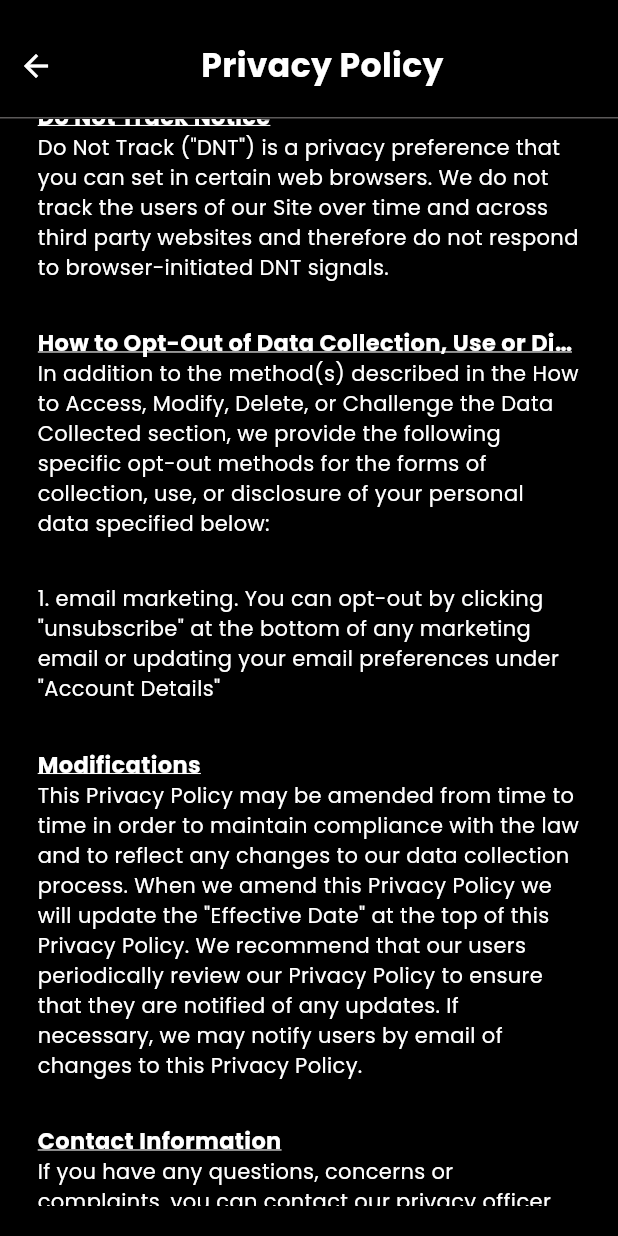
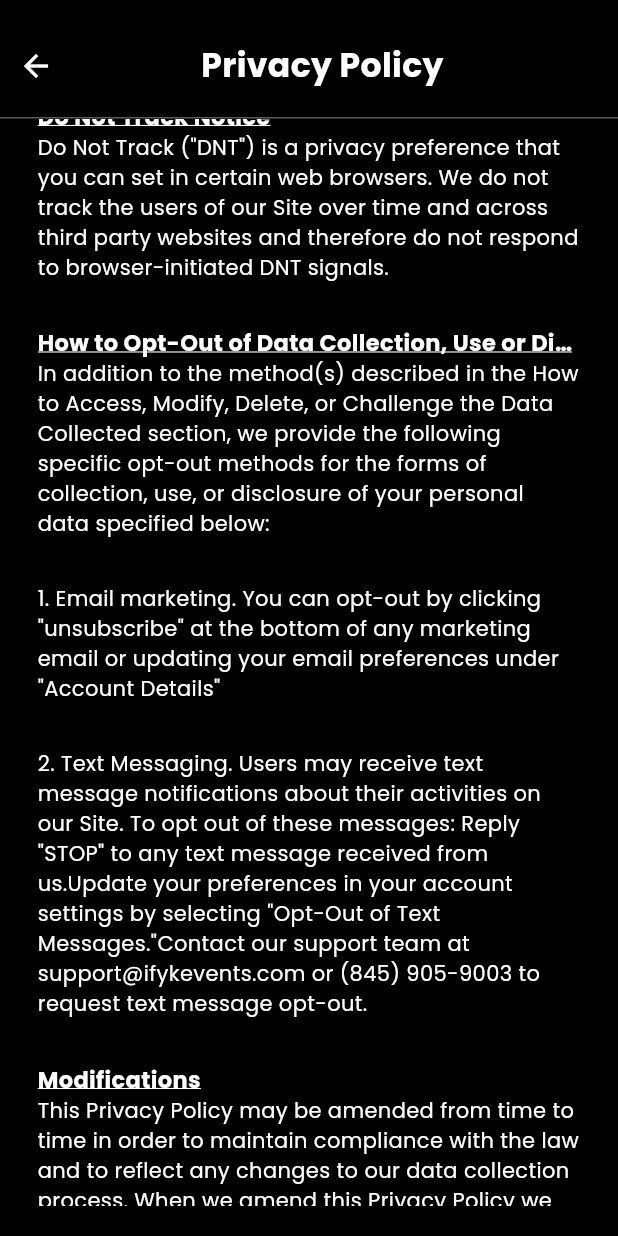
Before and after one commit to fahadperwani/ifyk-landing, a Flutter app: the PrivacyPolicyPage screen opened by its route, scrolled down 3456 dp, on a phone screen of 412 x 824 dp. Run offline on Flutter 3.47's test engine with Material 3 defaults, Android fonts, the light colour scheme and no system bars; our stand-ins replace auto_route, auto_size_text, carousel_slider, dio, flutter_riverpod, freezed_annotation and 3 more; missing offline and left inert: dart:html; network calls fail.

Commit message:
Updated privacy policy

```diff
--- a/lib/services/api_service.dart
+++ b/lib/services/api_service.dart
@@ -2,7 +2,7 @@
 import 'package:dio/dio.dart';
 import 'package:flutter/foundation.dart';
 import 'package:pretty_dio_logger/pretty_dio_logger.dart';
-const bool production = false;
+const bool production = true;
 class ApiService{
   final Dio _dio = Dio(
     BaseOptions(
--- a/lib/ui/pages/main/pages/home/widgets/compact/widgets/compact_cities_section.dart
+++ b/lib/ui/pages/main/pages/home/widgets/compact/widgets/compact_cities_section.dart
@@ -16,7 +16,7 @@ class CompactCitiesSection extends StatefulWidget {
 }
 
 class _CompactCitiesSectionState extends State<CompactCitiesSection> {
-  final CarouselController _controller = CarouselController();
+  final CarouselSliderController _controller = CarouselSliderController();
   final List<String> _cities = [
     'new_york',
     'los_angeles',
--- a/lib/ui/pages/main/pages/home/widgets/compact/widgets/compact_feedbacks_section.dart
+++ b/lib/ui/pages/main/pages/home/widgets/compact/widgets/compact_feedbacks_section.dart
@@ -16,7 +16,7 @@ class CompactFeedbacksSection extends ConsumerStatefulWidget {
 }
 
 class _CompactFeedbacksSectionState extends ConsumerState<CompactFeedbacksSection> {
-  final CarouselController _controller = CarouselController();
+  final CarouselSliderController _controller = CarouselSliderController();
   @override
   Widget build(BuildContext context) {
     return Column(
--- a/lib/ui/pages/main/pages/home/widgets/wide/widgets/wide_feedbacks_section.dart
+++ b/lib/ui/pages/main/pages/home/widgets/wide/widgets/wide_feedbacks_section.dart
@@ -17,7 +17,7 @@ class WideFeedbacksSection extends ConsumerStatefulWidget {
 }
 
 class _WideFeedbacksSectionState extends ConsumerState<WideFeedbacksSection> {
-  final CarouselController _controller = CarouselController();
+  final CarouselSliderController _controller = CarouselSliderController();
   // final double _btnSize = 50;
   @override
   Widget build(BuildContext context) {
--- a/lib/ui/pages/main/pages/home/widgets/wide/widgets/wide_footer.dart
+++ b/lib/ui/pages/main/pages/home/widgets/wide/widgets/wide_footer.dart
@@ -61,8 +61,8 @@ class WideFooter extends StatelessWidget {
               SizedBox(height: screenWidth/50),
               Align(
                 alignment: Alignment.topCenter,
-                child: Padding(
-                  padding: EdgeInsets.symmetric(horizontal: screenWidth/3.2),
+                child: SizedBox(
+                  width: screenWidth/1.4,
                   child: const WideDownloadWidget(),
                 ),
               ),
--- a/lib/ui/pages/privacy_policy/privacy_policy_page.dart
+++ b/lib/ui/pages/privacy_policy/privacy_policy_page.dart
@@ -406,14 +406,14 @@ class PrivacyPolicyPage extends StatelessWidget {
                                 ),
                                 SizedBox(height: 30),
                                 CustomText(
-                                  label: 'Francisco Cruz',
+                                  label: 'Ghulam Muhammad',
                                   maxLines: 20,
                                   align: TextAlign.start,
                                   fontSize: 14,
                                   textColor: Colors.white,
                                 ),
                                 CustomText(
-                                  label: 'francis0six2seven@gmail.com',
+                                  label: 'g.qureshi@protogroup.co',
                                   maxLines: 20,
                                   align: TextAlign.start,
                                   fontSize: 14,
@@ -453,7 +453,15 @@ class PrivacyPolicyPage extends StatelessWidget {
                                 ),
                                 SizedBox(height: 30),
                                 CustomText(
-                                  label: '1. email marketing. You can opt-out by clicking "unsubscribe" at the bottom of any marketing email or updating your email preferences under "Account Details"',
+                                  label: '1. Email marketing. You can opt-out by clicking "unsubscribe" at the bottom of any marketing email or updating your email preferences under "Account Details"',
+                                  maxLines: 20,
+                                  align: TextAlign.start,
+                                  fontSize: 14,
+                                  textColor: Colors.white,
+                                ),
+                                SizedBox(height: 30),
+                                CustomText(
+                                  label: '2. Text Messaging. Users may receive text message notifications about their activities on our Site. To opt out of these messages: Reply "STOP" to any text message received from us.Update your preferences in your account settings by selecting "Opt-Out of Text Messages."Contact our support team at support@ifykevents.com or (845) 905-9003 to request text message opt-out.',
                                   maxLines: 20,
                                   align: TextAlign.start,
                                   fontSize: 14,
@@ -485,7 +493,7 @@ class PrivacyPolicyPage extends StatelessWidget {
                                   textColor: Colors.white,
                                 ),
                                 CustomText(
-                                  label: 'If you have any questions, concerns or complaints, you can contact our privacy officer, Francisco Cruz, at:',
+                                  label: 'If you have any questions, concerns or complaints, you can contact our privacy officer, Ghulam Muhammad, at:',
                                   maxLines: 20,
                                   align: TextAlign.start,
                                   fontSize: 14,
@@ -493,7 +501,7 @@ class PrivacyPolicyPage extends StatelessWidget {
                                 ),
                                 SizedBox(height: 30),
                                 CustomText(
-                                  label: 'francis0six2seven@gmail.com',
+                                  label: 'g.qureshi@protogroup.co',
                                   maxLines: 20,
                                   align: TextAlign.start,
                                   fontSize: 14,
--- a/pubspec.yaml
+++ b/pubspec.yaml
@@ -17,7 +17,7 @@ dependencies:
   auto_route: ^8.1.3
   google_fonts: ^6.2.1
   url_launcher: ^6.3.0
-  carousel_slider: ^4.2.1
+  carousel_slider: ^5.0.0
   dio: ^5.4.3+1
   pretty_dio_logger: ^1.3.1
   freezed_annotation: ^2.4.1
```
Also changed, not shown: lib/ui/pages/main/pages/home/widgets/wide/home_wide_content.dart (+7 -2 lines), lib/ui/pages/main/pages/home/widgets/wide/widgets/wide_download_widget.dart (+10 -6 lines), pubspec.lock.
